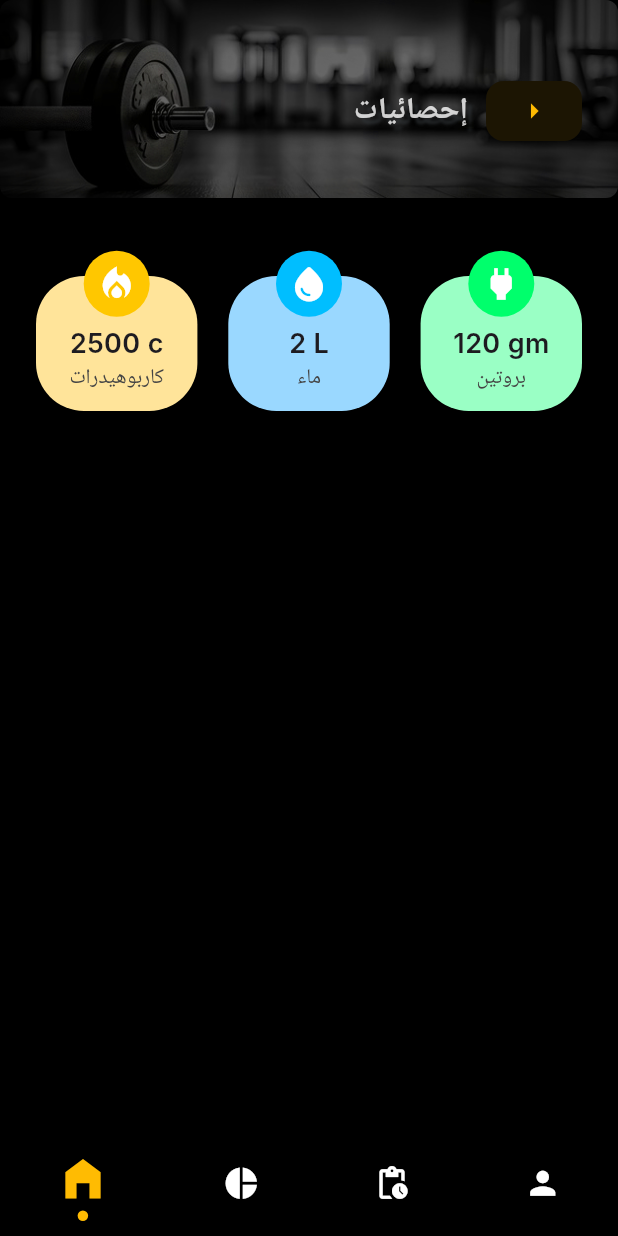
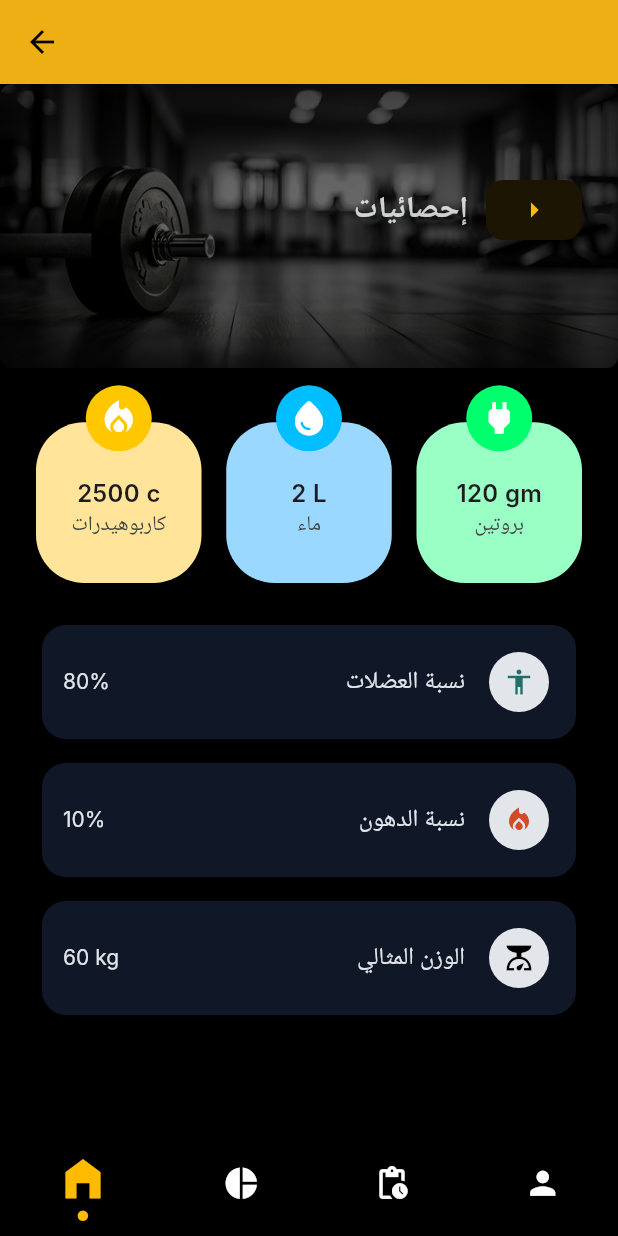
Before and after one commit to mohammadabusalh1/ironfit, a Flutter app: the UserStatisticsScreen screen opened by its route, on a phone screen of 412 x 824 dp. Run offline on Flutter 3.47's test engine with Material 3 defaults, Android fonts, the phone set to English and light mode, and no system bars; our stand-ins replace get, percent_indicator; Roboto replaces fonts that are missing (Inter, Inter Tight).

Commit message:
add userMyPlan + userPlanExercises and edit userStatistics

```diff
--- a/lib/core/routes/routes.dart
+++ b/lib/core/routes/routes.dart
@@ -14,4 +14,6 @@ class Routes {
   static const String myPlans = '/myPlans';
   static const String plan = '/plan';
   static const String userStatistics = '/userStatistics';
+  static const String userMyPlan = '/userMyPlan';
+  static const String userPlanExercises = '/userPlnExercises';
 }
--- a/lib/features/userStatistics/screens/user_statistics_screen.dart
+++ b/lib/features/userStatistics/screens/user_statistics_screen.dart
@@ -1,4 +1,5 @@
 import 'package:flutter/material.dart';
+import 'package:ironfit/core/presention/widgets/app_bar.dart';
 import 'package:ironfit/core/presention/widgets/nav_bar.dart';
 import 'package:ironfit/features/userStatistics/widgets/user_statistics_body.dart';
 class UserStatisticsScreen extends StatelessWidget {
@@ -7,6 +8,7 @@ class UserStatisticsScreen extends StatelessWidget {
   @override
   Widget build(BuildContext context) {
     return Scaffold(
+      appBar: const CustomAppBar(title: ''),
       body: UserStatisticsBody(),
       bottomNavigationBar: NavBar(),
     );
--- a/lib/features/userStatistics/widgets/user_statistics_body.dart
+++ b/lib/features/userStatistics/widgets/user_statistics_body.dart
@@ -35,12 +35,12 @@ class _UserStatisticsBodyState extends State<UserStatisticsBody> {
                           child: Image.asset(
                             Assets.header,
                             width: double.infinity,
-                            height: 132,
+                            height: MediaQuery.of(context).size.height * 0.23,
                             fit: BoxFit.fitWidth,
                           ),
                         ),
                         Padding(
-                          padding: const EdgeInsets.fromLTRB(24, 50, 24, 50),
+                          padding: const EdgeInsets.fromLTRB(24, 60, 24, 60),
                           child: Row(
                             mainAxisSize: MainAxisSize.max,
                             mainAxisAlignment: MainAxisAlignment.end,
@@ -99,7 +99,6 @@ class _UserStatisticsBodyState extends State<UserStatisticsBody> {
                       mainAxisAlignment: MainAxisAlignment.spaceBetween,
                       children: [
                         CustomCard(
-                          height: 90,
                           backgroundColor: const Color(0xFFFFE49A),
                           icon: Icons.local_fire_department,
                           iconColor: const Color(0xFFFFC700),
@@ -110,9 +109,8 @@ class _UserStatisticsBodyState extends State<UserStatisticsBody> {
                           },
                         ),
                         SizedBox(
-                            width: MediaQuery.of(context).size.width * 0.05),
+                            width: MediaQuery.of(context).size.width * 0.04),
                         CustomCard(
-                          height: 90,
                           backgroundColor: const Color(0xFF9AD8FF),
                           icon: Icons.water_drop_rounded,
                           iconColor: const Color(0xFF00BEFF),
@@ -123,9 +121,8 @@ class _UserStatisticsBodyState extends State<UserStatisticsBody> {
                           },
                         ),
                         SizedBox(
-                            width: MediaQuery.of(context).size.width * 0.05),
+                            width: MediaQuery.of(context).size.width * 0.04),
                         CustomCard(
-                          height: 90,
                           backgroundColor: const Color(0xFF9AFFC5),
                           icon: Icons.power,
                           iconColor: const Color(0xFF00FF6C),
@@ -139,6 +136,47 @@ class _UserStatisticsBodyState extends State<UserStatisticsBody> {
                     ),
                   ),
                   const SizedBox(height: 24),
+                  SizedBox(
+                    height: MediaQuery.of(context).size.height * 0.35,
+                    child: Padding(
+                      padding: const EdgeInsets.symmetric(horizontal: 24),
+                      child: ListView(
+                        shrinkWrap: true,
+                        children: [
+                          LongCard(
+                            percentage: '80%',
+                            label: 'نسبة العضلات',
+                            icon: Icons.accessibility,
+                            onPressed: () {
+                              print(
+                                  'IconButton pressed for muscles percentage');
+                            },
+                            iconColor: Palette.darkCyan,
+                          ),
+                          const SizedBox(height: 8), // Spacing between cards
+                          LongCard(
+                            percentage: '10%',
+                            label: 'نسبة الدهون',
+                            icon: Icons.local_fire_department,
+                            onPressed: () {
+                              print('IconButton pressed for fat percentage');
+                            },
+                            iconColor: Palette.accentRed,
+                          ),
+                          const SizedBox(height: 8), // Spacing between cards
+                          LongCard(
+                            percentage: '60 kg',
+                            label: 'الوزن المثالي',
+                            icon: Icons.scale,
+                            onPressed: () {
+                              print('IconButton pressed for ideal weight');
+                            },
+                            iconColor: Palette.black,
+                          ),
+                        ],
+                      ),
+                    ),
+                  ),
                 ],
               ),
             ),
@@ -150,7 +188,6 @@ class _UserStatisticsBodyState extends State<UserStatisticsBody> {
 }
 
 class CustomCard extends StatelessWidget {
-  final double height;
   final Color backgroundColor;
   final IconData icon;
   final Color iconColor;
@@ -160,7 +197,6 @@ class CustomCard extends StatelessWidget {
 
   const CustomCard({
     Key? key,
-    required this.height,
     required this.backgroundColor,
     required this.icon,
     required this.iconColor,
@@ -174,7 +210,7 @@ class CustomCard extends StatelessWidget {
     return Expanded(
         flex: 1,
         child: Container(
-          height: height,
+          height: MediaQuery.of(context).size.height * 0.13,
           decoration: BoxDecoration(
             color: backgroundColor,
             borderRadius: BorderRadius.circular(32),
@@ -203,7 +239,7 @@ class CustomCard extends StatelessWidget {
                 Align(
                   alignment: const AlignmentDirectional(0, 0),
                   child: Padding(
-                    padding: const EdgeInsetsDirectional.fromSTEB(0, 32, 0, 12),
+                    padding: const EdgeInsetsDirectional.fromSTEB(0, 20, 0, 12),
                     child: Column(
                       mainAxisSize: MainAxisSize.max,
                       mainAxisAlignment: MainAxisAlignment.center,
@@ -212,7 +248,7 @@ class CustomCard extends StatelessWidget {
                           title,
                           style: const TextStyle(
                             fontFamily: 'Inter',
-                            fontSize: 18,
+                            fontSize: 16,
                             fontWeight: FontWeight.w600,
                           ),
                         ),
@@ -235,3 +271,77 @@ class CustomCard extends StatelessWidget {
         ));
   }
 }
+
+// Reusable Card Component
+class LongCard extends StatelessWidget {
+  final String percentage;
+  final String label;
+  final IconData icon;
+  final VoidCallback onPressed;
+  final Color iconColor;
+
+  const LongCard({
+    Key? key,
+    required this.percentage,
+    required this.label,
+    required this.icon,
+    required this.onPressed,
+    required this.iconColor,
+  }) : super(key: key);
+
+  @override
+  Widget build(BuildContext context) {
+    const textColor = Palette.borderGrey;
+    return Card(
+      clipBehavior: Clip.antiAliasWithSaveLayer,
+      color: Palette.darkBackground,
+      elevation: 0,
+      shape: RoundedRectangleBorder(
+        borderRadius: BorderRadius.circular(16),
+      ),
+      child: Padding(
+        padding: const EdgeInsets.all(14),
+        child: Row(
+          mainAxisAlignment: MainAxisAlignment.spaceBetween,
+          crossAxisAlignment: CrossAxisAlignment.center,
+          children: [
+            Text(
+              percentage,
+              style: const TextStyle(
+                fontFamily: 'Inter',
+                color: textColor,
+                letterSpacing: 0.0,
+              ),
+            ),
+            Row(
+              children: [
+                Text(
+                  label,
+                  style: const TextStyle(
+                    fontFamily: 'Inter Tight',
+                    color: textColor,
+                    fontSize: 16,
+                    letterSpacing: 0.0,
+                  ),
+                ),
+                const SizedBox(width: 12), // Spacing between text and icon
+                IconButton(
+                  icon: Icon(
+                    icon,
+                    color: iconColor,
+                  ),
+                  style: const ButtonStyle(
+                    backgroundColor: WidgetStatePropertyAll(textColor),
+                    padding: WidgetStatePropertyAll(EdgeInsets.zero),
+                  ),
+                  onPressed: onPressed,
+                  iconSize: 20,
+                ),
+              ],
+            ),
+          ],
+        ),
+      ),
+    );
+  }
+}
--- a/lib/main.dart
+++ b/lib/main.dart
@@ -5,6 +5,8 @@ import 'package:ironfit/core/presention/style/palette.dart';
 import 'package:ironfit/core/routes/routes.dart';
 import 'package:ironfit/features/MyPlans/screens/my_plans_screen.dart';
 import 'package:ironfit/features/Trainees/screens/Trainees_screen.dart';
+import 'package:ironfit/features/UserMyPlan/screens/user_my_plan_screen.dart';
+import 'package:ironfit/features/UserPalnExercises/screens/user_plan_exercises_screen.dart';
 import 'package:ironfit/features/dashboard/controllers/coach_dashboard_controller.dart';
 import 'package:ironfit/features/dashboard/screens/coach_dashboard.dart';
 import 'package:ironfit/features/dashboard/screens/trainer_dashboard.dart';
@@ -60,6 +62,8 @@ class MyApp extends StatelessWidget {
         GetPage(name: Routes.plan, page: () => const PlanScreen()),
         GetPage(name: Routes.userStatistics, page: () => const UserStatisticsScreen()),
         GetPage(name: Routes.splash, page: () => const SplashScreen()),
+        GetPage(name: Routes.userMyPlan, page: () => const UserMyPlanScreen()),
+        GetPage(name: Routes.userPlanExercises, page: () => const UserPalnExercisesScreen()),
       ],
     );
   }
```
Also changed, not shown: lib/features/UserMyPlan/screens/user_my_plan_screen.dart (added, +14 -0 lines), lib/features/UserMyPlan/widgets/user_my_plan_body.dart (added, +248 -0 lines), lib/features/UserPalnExercises/screens/user_plan_exercises_screen.dart (added, +14 -0 lines), lib/features/UserPalnExercises/widgets/user_plan_exercises_body.dart (added, +246 -0 lines), lib/features/UserMyPlan/controllers/user_my_plan_controller.dart (added), lib/features/UserPalnExercises/controllers/user_my_plan_controller.dart (added).
